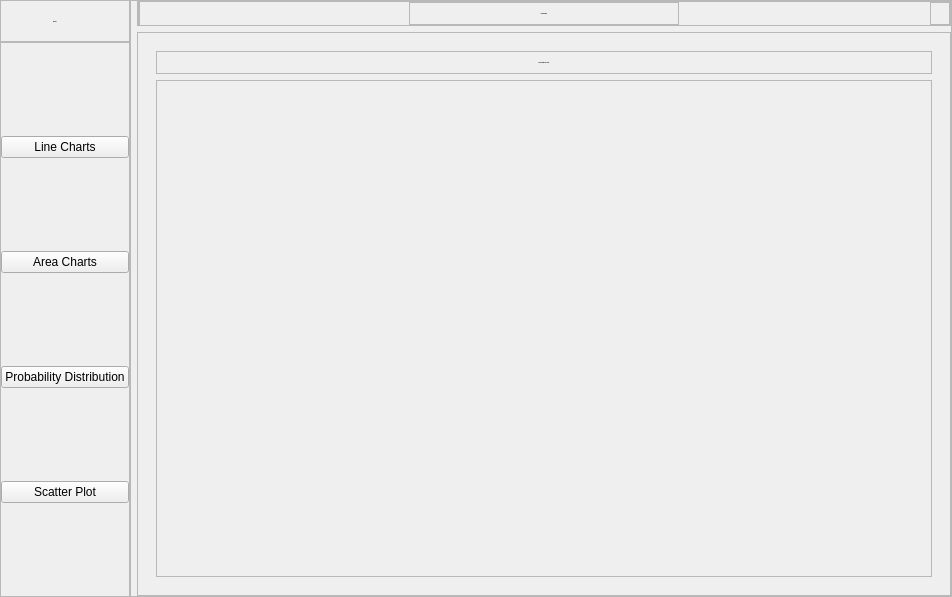
Before: the Qt Designer form mvc/view/interface/interface.ui in ValRudyka/courseproject, drawn with Qt 5.
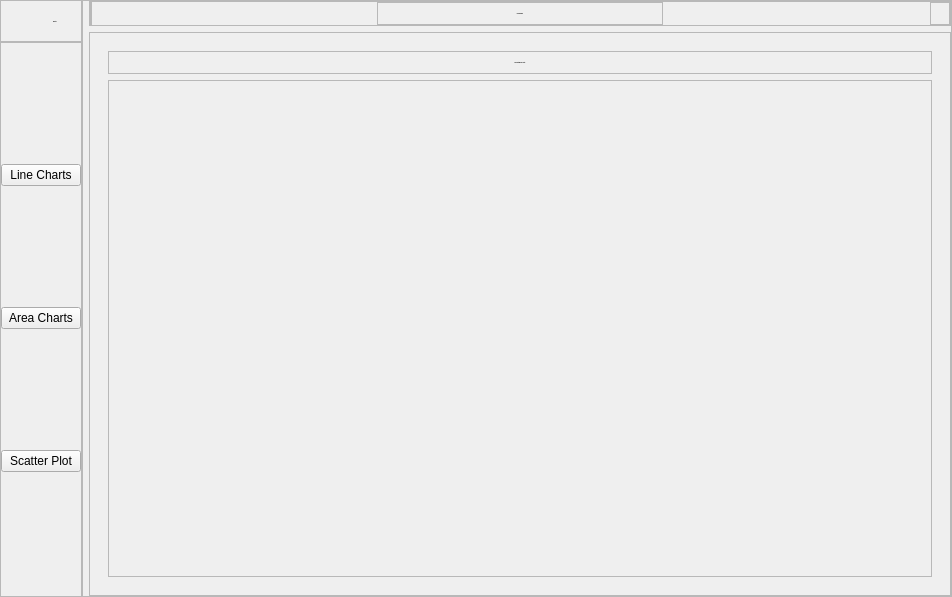
After: the same form once the commit is applied. Icons and pictures are not drawn.

The edit to the form file:
```diff
--- a/mvc/view/interface/interface.ui
+++ b/mvc/view/interface/interface.ui
@@ -205,17 +205,6 @@
             </property>
            </widget>
           </item>
-          <item>
-           <widget class="QPushButton" name="probability_distr_btn">
-            <property name="text">
-             <string>Probability Distribution</string>
-            </property>
-            <property name="icon">
-             <iconset>
-              <normaloff>:/icons/icons/bar-chart-2.svg</normaloff>:/icons/icons/bar-chart-2.svg</iconset>
-            </property>
-           </widget>
-          </item>
           <item>
            <widget class="QPushButton" name="scatter_plot_btn">
             <property name="text">
```
